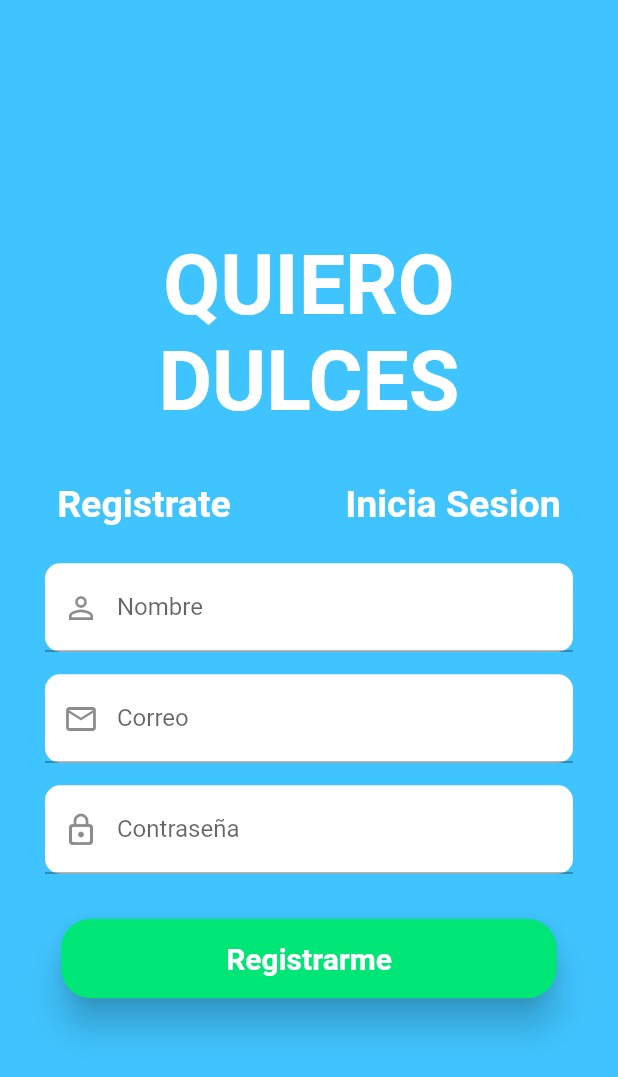
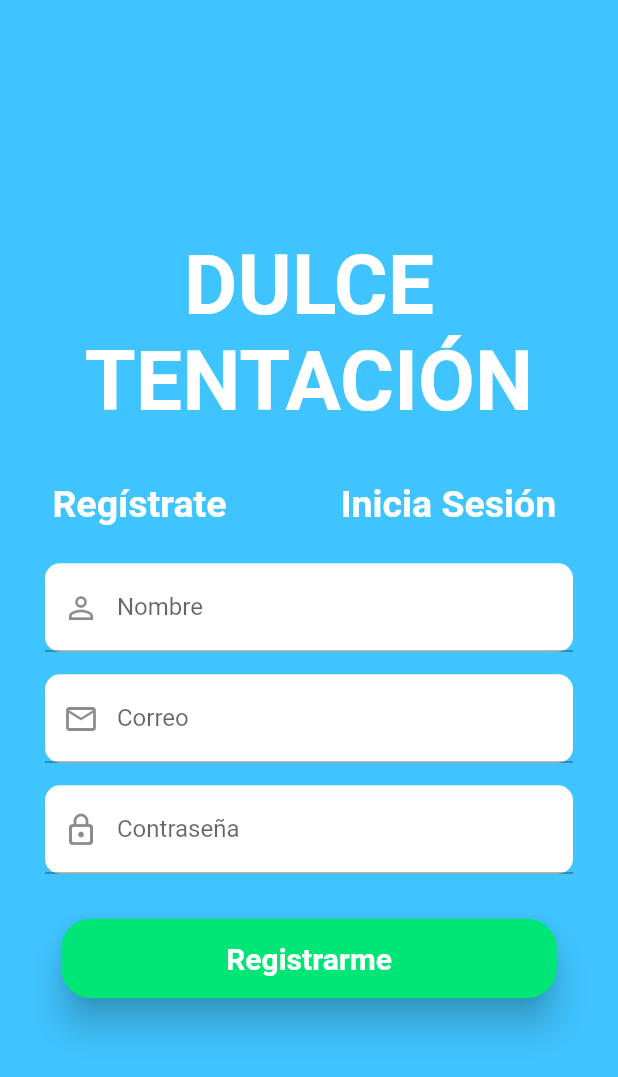
Before and after one commit to jaa-quishpe/Proyecto-Dulceria, a Flutter app: the screen it shows after launch, on a phone screen of 412 x 824 dp. Shown: the top 1077 px of the screen. Run offline on Flutter 3.47's test engine with Material 2 defaults, Android fonts, the phone set to English and light mode, and no system bars; our stand-ins replace font_awesome_flutter, rxdart; Roboto replaces fonts that are missing (Impact).

Commit message:
cambios en el menu y login

```diff
--- a/lib/main.dart
+++ b/lib/main.dart
@@ -8,8 +8,7 @@ void main() => runApp(MyApp());
 class MyApp extends StatelessWidget {
   MyApp({Key? key}) : super(key: key);
 
-  Map<String, dynamic> cart_shopping_list =
-      CartShoppingList.cart_shopping_list;
+  Map<String, dynamic> cart_shopping_list = CartShoppingList.cart_shopping_list;
   Map<String, dynamic> getCartShoppingList() {
     return cart_shopping_list;
   }
--- a/lib/screen/home_screen.dart
+++ b/lib/screen/home_screen.dart
@@ -23,7 +23,7 @@ class _HomeScreenState extends State<HomeScreen> {
               mainAxisAlignment: MainAxisAlignment.center,
               children: [
                 Text(
-                  "Quiero \nDulces".toUpperCase(),
+                  "Dulce \nTentación ".toUpperCase(),
                   textAlign: TextAlign.center,
                   style: const TextStyle(
                     color: Colors.white,
@@ -45,7 +45,7 @@ class _HomeScreenState extends State<HomeScreen> {
                         });
                       },
                       child: const Text(
-                        'Registrate',
+                        'Regístrate ',
                         style: TextStyle(
                           color: Colors.white,
                           fontSize: 25.0,
@@ -60,7 +60,7 @@ class _HomeScreenState extends State<HomeScreen> {
                         });
                       },
                       child: const Text(
-                        'Inicia Sesion',
+                        'Inicia Sesión ',
                         style: TextStyle(
                           color: Colors.white,
                           fontSize: 25.0,
@@ -82,7 +82,7 @@ class _HomeScreenState extends State<HomeScreen> {
   Widget _textFieldName() {
     return TextFieldGeneral(
       labelText: 'Nombre',
-      hintText: 'Eduardo Garcia',
+      hintText: 'Alex Vilaña',
       icon: Icons.person_outline,
       onChanged: (value) {},
     );
@@ -94,7 +94,7 @@ class _HomeScreenState extends State<HomeScreen> {
       builder: (BuildContext context, AsyncSnapshot snapshot) {
         return TextFieldGeneral(
           labelText: 'Correo',
-          hintText: 'Eduardo Garcia',
+          hintText: 'axc.vilana@yavirac.edu.ec',
           icon: Icons.email_outlined,
           onChanged: bloc.changeEmail,
         );
--- a/lib/screen/lateral_menu.dart
+++ b/lib/screen/lateral_menu.dart
@@ -31,7 +31,7 @@ class _LateralMenuState extends State<LateralMenu> {
               children: [
                 Center(
                   child: Text(
-                    ' Super \nDulceria'.toUpperCase(),
+                    'Dulce\nTentación '.toUpperCase(),
                     style: const TextStyle(
                       fontSize: 40.0,
                       fontFamily: 'Impact',
```
